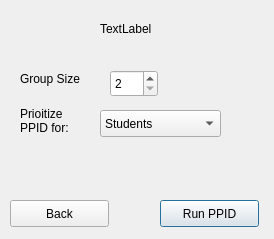
Qt form runppid.ui (w4est/COMP3004) before a commit.
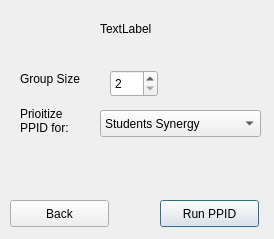
The same form after that commit.

Diff of the .ui file:
```diff
--- a/runppid.ui
+++ b/runppid.ui
@@ -57,13 +57,13 @@
     <rect>
      <x>100</x>
      <y>110</y>
-     <width>121</width>
+     <width>161</width>
      <height>27</height>
     </rect>
    </property>
    <item>
     <property name="text">
-     <string>Students</string>
+     <string>Students Synergy</string>
     </property>
    </item>
    <item>
```
Left out of the diff: 2 changed lines with no effect on the pictures.
